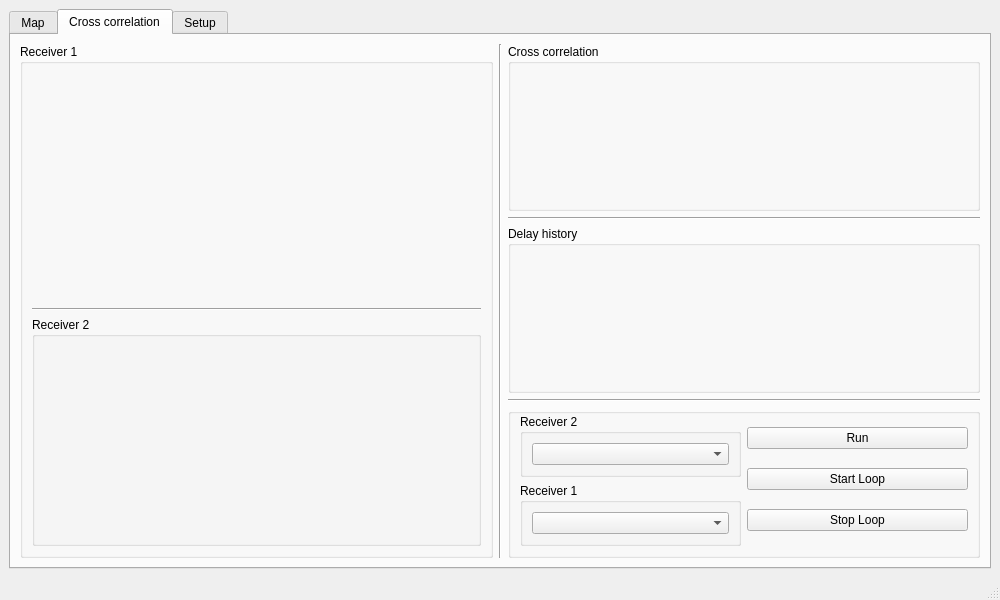
Qt form python/main_window.ui (rwth-ti/gr-localization) before a commit.
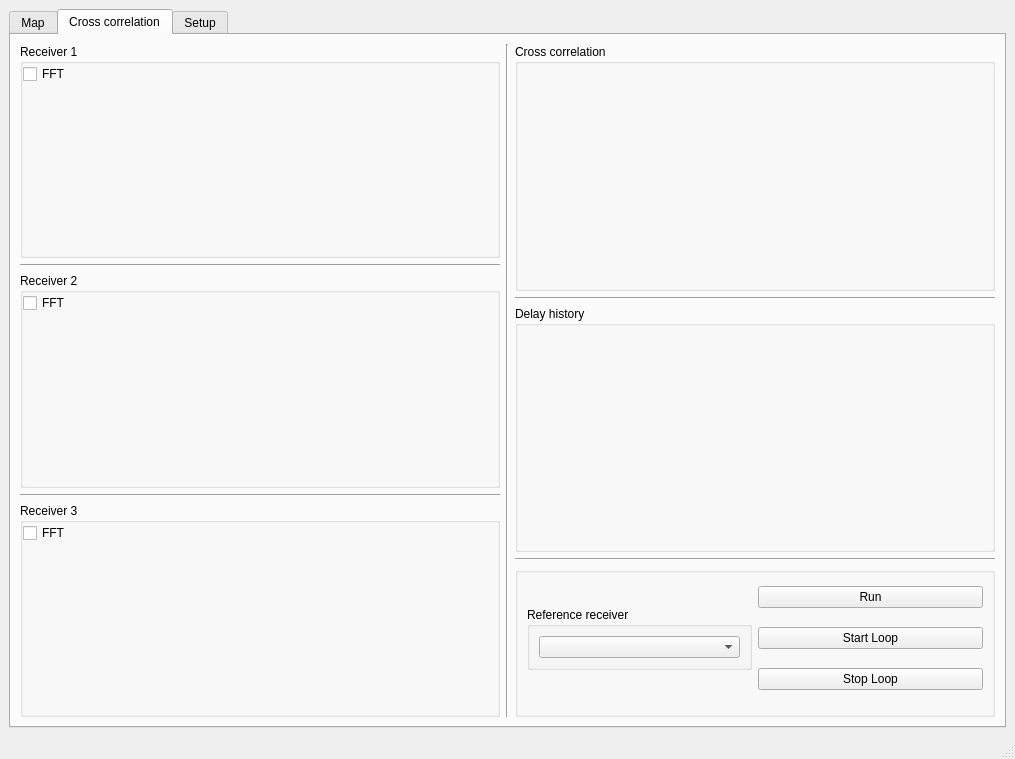
The same form after that commit. The open tabs and pages were chosen to show the change. Custom widgets are drawn as their Qt base class.

Commit message: add fft and third receiver in gui, fix lte_lite and bandwidth

```diff
--- a/python/main_window.ui
+++ b/python/main_window.ui
@@ -6,8 +6,8 @@
    <rect>
     <x>0</x>
     <y>0</y>
-    <width>1000</width>
-    <height>600</height>
+    <width>1015</width>
+    <height>759</height>
    </rect>
   </property>
   <property name="minimumSize">
@@ -130,6 +130,13 @@
             </property>
            </widget>
           </item>
+          <item>
+           <widget class="QPushButton" name="pushButtonLocalizeStop">
+            <property name="text">
+             <string>Stop</string>
+            </property>
+           </widget>
+          </item>
          </layout>
         </item>
        </layout>
@@ -149,6 +156,19 @@
                <string>Receiver 1</string>
               </property>
               <layout class="QVBoxLayout" name="verticalLayout_3">
+               <property name="spacing">
+                <number>0</number>
+               </property>
+               <property name="margin">
+                <number>0</number>
+               </property>
+               <item>
+                <widget class="QCheckBox" name="checkBoxFFT1">
+                 <property name="text">
+                  <string>FFT</string>
+                 </property>
+                </widget>
+               </item>
                <item>
                 <widget class="QwtPlot" name="qwtPlotReceiver1">
                  <property name="minimumSize">
@@ -159,6 +179,9 @@
                  </property>
                 </widget>
                </item>
+              </layout>
+             </widget>
+            </item>
                <item>
                 <widget class="Line" name="line_2">
                  <property name="orientation">
@@ -172,6 +195,19 @@
                   <string>Receiver 2</string>
                  </property>
                  <layout class="QVBoxLayout" name="verticalLayout_4">
+               <property name="spacing">
+                <number>0</number>
+               </property>
+               <property name="margin">
+                <number>0</number>
+               </property>
+               <item>
+                <widget class="QCheckBox" name="checkBoxFFT2">
+                 <property name="text">
+                  <string>FFT</string>
+                 </property>
+                </widget>
+               </item>
                   <item>
                    <widget class="QwtPlot" name="qwtPlotReceiver2">
                     <property name="minimumSize">
@@ -185,6 +221,35 @@
                  </layout>
                 </widget>
                </item>
+            <item>
+             <widget class="Line" name="line_5">
+              <property name="orientation">
+               <enum>Qt::Horizontal</enum>
+              </property>
+             </widget>
+            </item>
+            <item>
+             <widget class="QGroupBox" name="groupBox_12">
+              <property name="title">
+               <string>Receiver 3</string>
+              </property>
+              <layout class="QVBoxLayout" name="verticalLayout_15">
+               <property name="spacing">
+                <number>0</number>
+               </property>
+               <property name="margin">
+                <number>0</number>
+               </property>
+               <item>
+                <widget class="QCheckBox" name="checkBoxFFT3">
+                 <property name="text">
+                  <string>FFT</string>
+                 </property>
+                </widget>
+               </item>
+               <item>
+                <widget class="QwtPlot" name="qwtPlotReceiver3"/>
+               </item>
               </layout>
              </widget>
             </item>
@@ -263,24 +328,6 @@
                </property>
                <item>
                 <layout class="QVBoxLayout" name="verticalLayout_10">
-                 <item>
-                  <widget class="QGroupBox" name="groupBox_9">
-                   <property name="sizePolicy">
-                    <sizepolicy hsizetype="Preferred" vsizetype="Fixed">
-                     <horstretch>0</horstretch>
-                     <verstretch>0</verstretch>
-                    </sizepolicy>
-                   </property>
-                   <property name="title">
-                    <string>Receiver 2</string>
-                   </property>
-                   <layout class="QVBoxLayout" name="verticalLayout_6">
-                    <item>
-                     <widget class="QComboBox" name="comboBoxReceiver2"/>
-                    </item>
-                   </layout>
-                  </widget>
-                 </item>
                  <item>
                   <widget class="QGroupBox" name="groupBox_8">
                    <property name="sizePolicy">
@@ -290,11 +337,11 @@
                     </sizepolicy>
                    </property>
                    <property name="title">
-                    <string>Receiver 1</string>
+                    <string>Reference receiver</string>
                    </property>
                    <layout class="QVBoxLayout" name="verticalLayout_2">
                     <item>
-                     <widget class="QComboBox" name="comboBoxReceiver1"/>
+                     <widget class="QComboBox" name="comboBoxRefReceiver"/>
                     </item>
                    </layout>
                   </widget>
@@ -588,7 +635,7 @@
     <rect>
      <x>0</x>
      <y>0</y>
-     <width>1000</width>
+     <width>1015</width>
      <height>27</height>
     </rect>
    </property>
```
Lines whose indentation alone changed are shown as unchanged. The commit also changes 3 other files.
